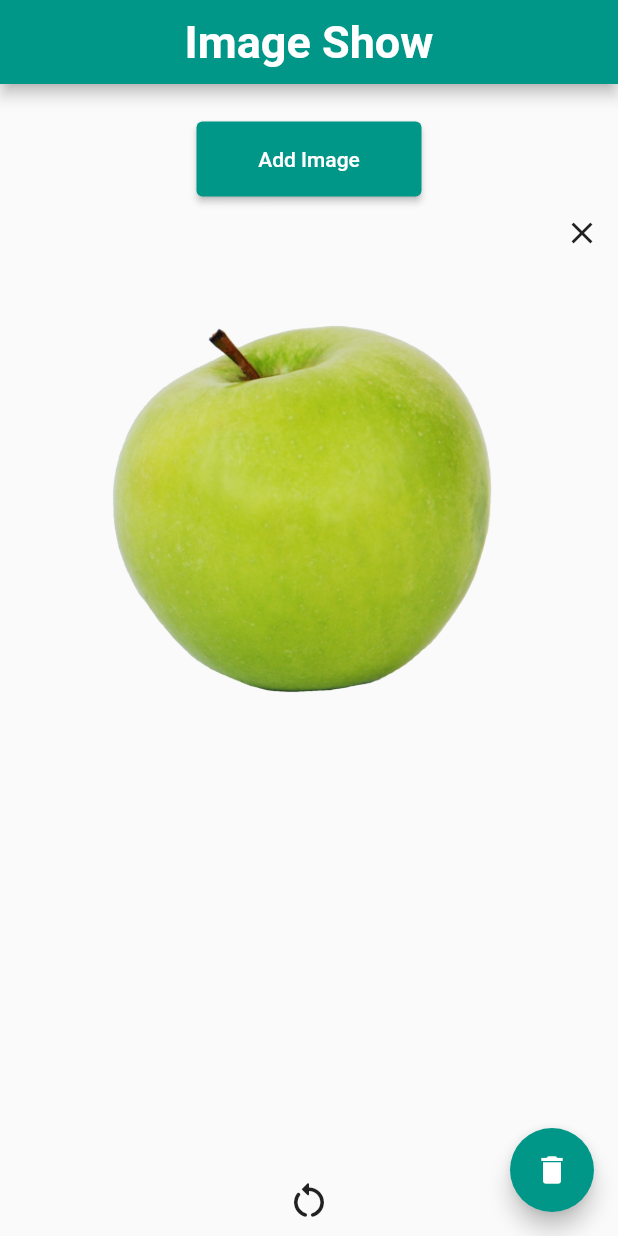
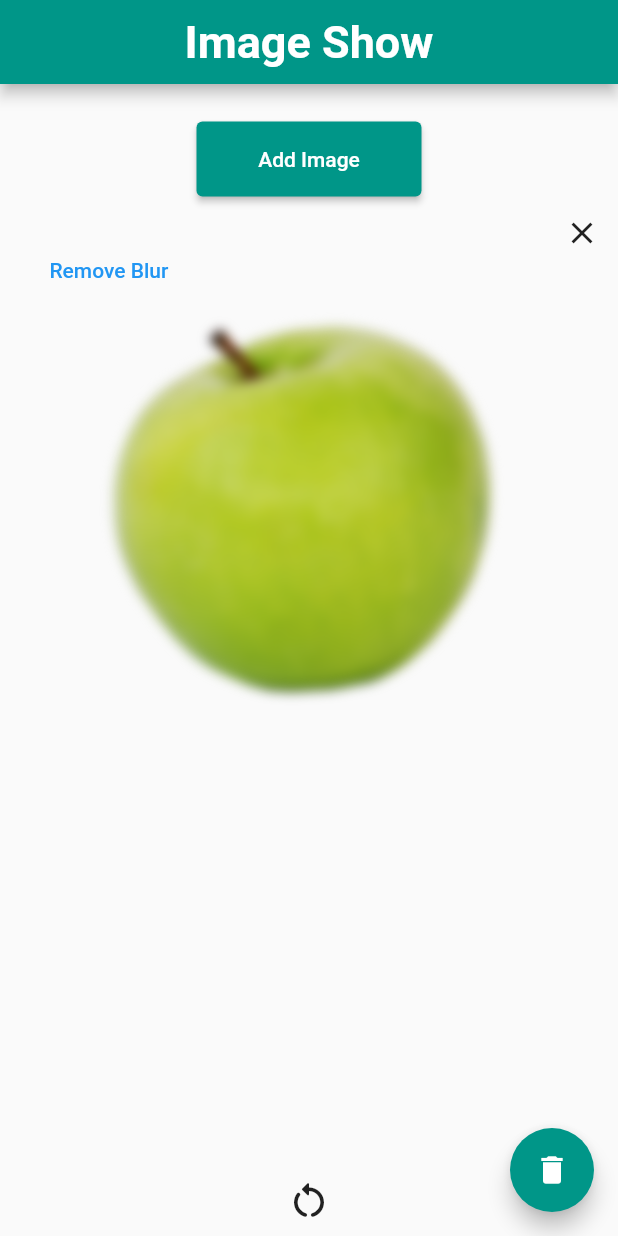
Before and after one commit to rubayet211/ImageList, a Flutter app: the screen it shows after launch, after a tap on "Add Image", on a phone screen of 412 x 824 dp. Run offline on Flutter 3.47's test engine with Material 2 defaults, Android fonts, the light colour scheme and no system bars.

Commit message:
3rd Commit

```diff
--- a/lib/main.dart
+++ b/lib/main.dart
@@ -1,3 +1,5 @@
+import 'dart:ui';
+
 import 'package:flutter/material.dart';
 
 void main() {
@@ -20,11 +22,14 @@ class ImageListState extends State<ImageList> {
 
   List<String> _images = [];
 
+  List<bool> _isBlur = [];
+
   void _addImage() {
     setState(
       () {
         if (_images.length < _imagePath.length) {
           _images.add(_imagePath[_images.length]);
+          _isBlur.add(true);
         }
       },
     );
@@ -33,6 +38,7 @@ class ImageListState extends State<ImageList> {
   void _removeImage(int i) {
     setState(() {
       _images.removeAt(i);
+      _isBlur.removeAt(i);
     });
   }
 
@@ -45,6 +51,12 @@ class ImageListState extends State<ImageList> {
   void _clearImage() {
     setState(() {
       _images.clear();
+    });
+  }
+
+  void deblurImage() {
+    setState(() {
+      _isBlur.add(false);
     });
   }
 
@@ -94,8 +106,28 @@ class ImageListState extends State<ImageList> {
                             padding: const EdgeInsets.all(15.0),
                             child: Container(
                               padding: EdgeInsets.all(10),
-                              child: Image.asset(
-                                _images[index],
+                              child: Stack(
+                                children: [
+                                  ImageFiltered(
+                                    imageFilter: ImageFilter.blur(
+                                      sigmaX: 4.0,
+                                      sigmaY: 4.0,
+                                    ),
+                                    child: Stack(
+                                      children: [
+                                        Image.asset(
+                                          _images[index],
+                                        ),
+                                      ],
+                                    ),
+                                  ),
+                                  TextButton(
+                                    onPressed: () {
+                                      deblurImage();
+                                    },
+                                    child: Text('Remove Blur'),
+                                  ),
+                                ],
                               ),
                             ),
                           ),
```
